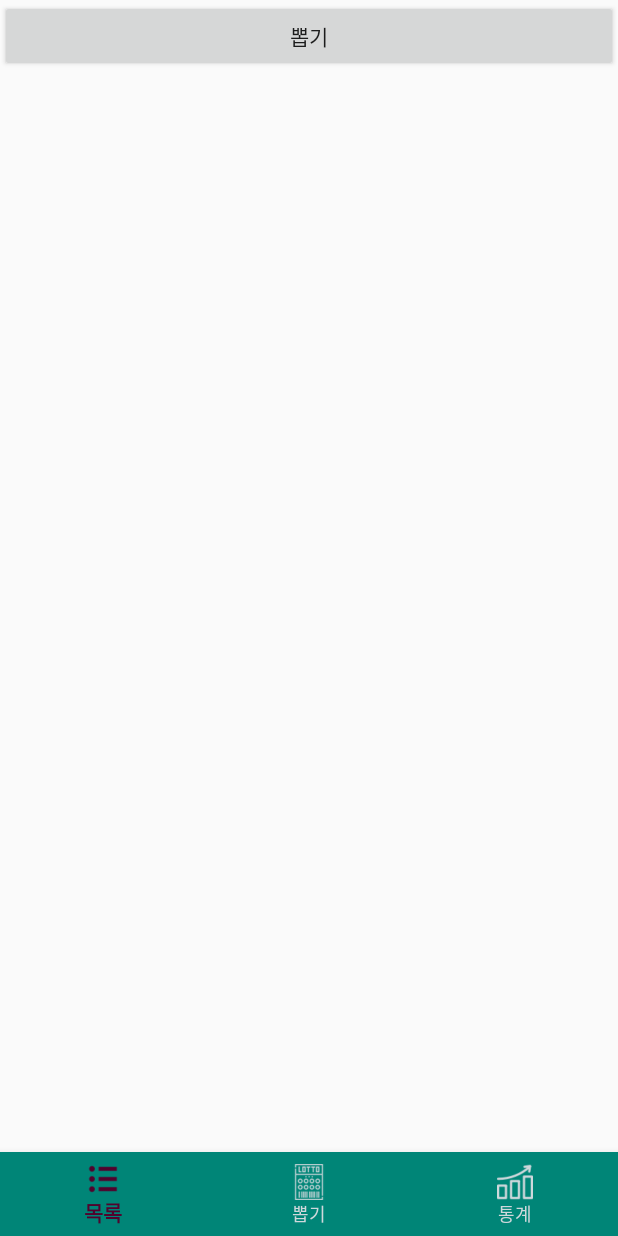
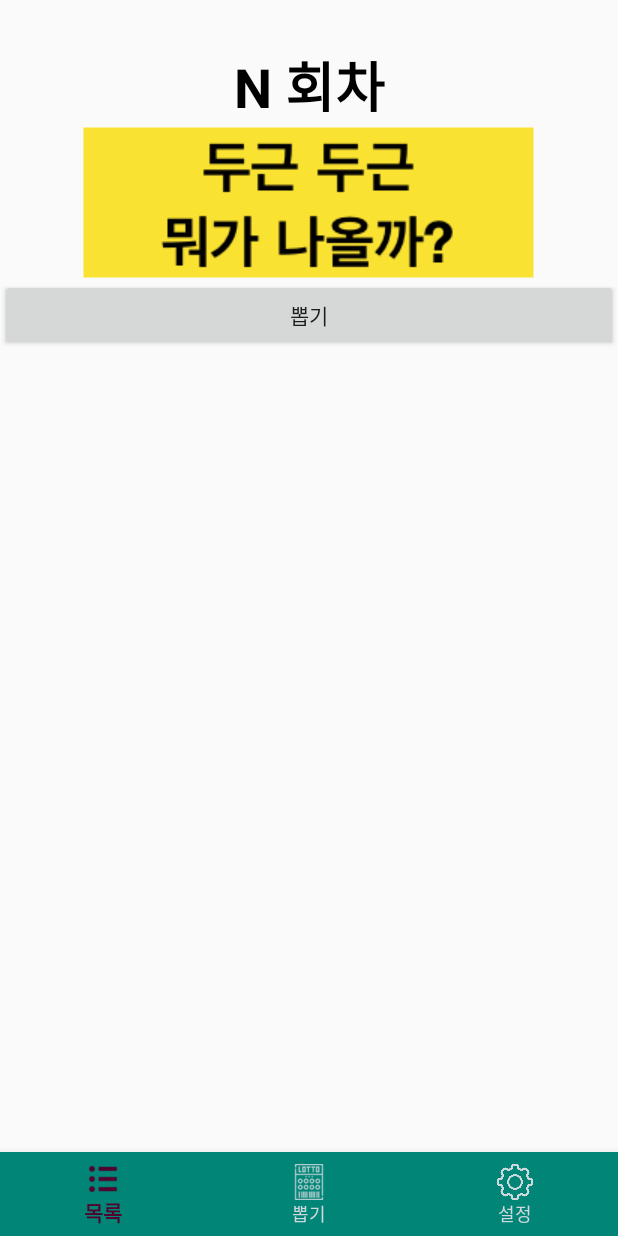
Before and after one commit to hong-pyo/kingLotto, an Android app: the fragment Fragment2 placed in its activity, on a phone screen of 412 x 824 dp. Run offline under Robolectric (Android 15) with nearby library versions, the phone set to English and light mode, and no system bars; our stand-ins replace AdMob; libraries missing offline, so code that uses them is left out: lib.kingja.switchbutton; 2 statements that could not run were skipped.

Commit message:
LottoHelper 및 몇가지 작업.

```diff
--- a/app/src/main/java/hong2/kinglotto/adapter/LottoAdapter.java
+++ b/app/src/main/java/hong2/kinglotto/adapter/LottoAdapter.java
@@ -110,11 +110,7 @@ public class LottoAdapter extends RecyclerView.Adapter<LottoAdapter.ViewHolder>
             winnerDate.setText(item.getWinnerDate().toString());
             if (item.isOverWinnerDay()) {
                 overWinnerDayTextView.setText("당첨 번호");
-                for(int i=0; i<item.getWinnerNumbers().size(); i++) {
-                    ImageView imageView = new ImageView(fragment1WinnerView.getContext());
-                    imageView.setImageBitmap(LottoBallHelper.lottoBall.get(item.getWinnerNumbers().get(i) - 1));
-                    fragment1WinnerView.addView(imageView);
-                }
+                LottoBallHelper.LottoBallSet(fragment1WinnerView, item.getWinnerNumbers(), item.getBonusNumber());
                 bonusNumber.setText(String.valueOf(item.getBonusNumber()));
                 bonusNumber.setVisibility(View.VISIBLE);
             } else {
--- a/app/src/main/java/hong2/kinglotto/adapter/LottoDetailAdapter.java
+++ b/app/src/main/java/hong2/kinglotto/adapter/LottoDetailAdapter.java
@@ -78,11 +78,7 @@ public class LottoDetailAdapter extends RecyclerView.Adapter<LottoDetailAdapter.
         }
 
         public void setItem(LottoDetail lottoDetail) {
-            for (int i=0; i<lottoDetail.getWinnerNumbers().size(); i++) {
-                ImageView imageView = new ImageView(layout.getContext());
-                imageView.setImageBitmap(LottoBallHelper.lottoBall.get(lottoDetail.getWinnerNumbers().get(i) - 1));
-                layout.addView(imageView);
-            }
+            LottoBallHelper.LottoBallSet(layout, lottoDetail.getWinnerNumbers(), 0);
             gradeView.setText(!lottoDetail.isOverWinnerDay() ? "?!?" : lottoDetail.getWinGrade());
         }
     }
--- a/app/src/main/java/hong2/kinglotto/domain/Lotto.java
+++ b/app/src/main/java/hong2/kinglotto/domain/Lotto.java
@@ -14,7 +14,7 @@ public class Lotto implements Serializable {
     private String picture;
     private LocalDate winnerDate;
     private List<Integer> winnerNumbers;
-    private int bonusNumber;
+    private int bonusNumber = 0;
     private String winnerCount;
 
     public Lotto(int id, boolean overWinnerDay, String round, String weather, String picture, LocalDate winnerDate, List<Integer> winnerNumbers, int bonusNumber, String winnerCount) {
--- a/app/src/main/java/hong2/kinglotto/helper/LottoBallHelper.java
+++ b/app/src/main/java/hong2/kinglotto/helper/LottoBallHelper.java
@@ -3,11 +3,15 @@ package hong2.kinglotto.helper;
 import android.content.res.Resources;
 import android.graphics.Bitmap;
 import android.graphics.BitmapFactory;
+import android.widget.ImageView;
+import android.widget.LinearLayout;
 
 import java.util.ArrayList;
+import java.util.List;
 
 public class LottoBallHelper {
     public static ArrayList<Bitmap> lottoBall;
+    public static Bitmap plus;
 
     public static void LottoBall(Resources res, int size) {
         lottoBall = new ArrayList<>();
@@ -17,5 +21,25 @@ public class LottoBallHelper {
             Bitmap bitmap = Bitmap.createScaledBitmap(BitmapFactory.decodeResource(res, tempId) ,size,size, false);
             lottoBall.add(bitmap);
         }
+        int plusId = res.getIdentifier("plus", "drawable", "hong2.kinglotto");
+        Bitmap bitmap = Bitmap.createScaledBitmap(BitmapFactory.decodeResource(res, plusId) ,size,size, false);
+        plus = bitmap;
+    }
+
+    public static void LottoBallSet(LinearLayout linearLayout, List<Integer> lottoBalls, int bonus) {
+        for (int i=0; i<lottoBalls.size(); i++) {
+            ImageView imageView = new ImageView(linearLayout.getContext());
+            imageView.setImageBitmap(lottoBall.get(lottoBalls.get(i) - 1));
+            linearLayout.addView(imageView);
+        }
+
+        if (bonus != 0) {
+            ImageView plusView = new ImageView(linearLayout.getContext());
+            ImageView bonusView = new ImageView(linearLayout.getContext());
+            plusView.setImageBitmap(plus);
+            linearLayout.addView(plusView);
+            bonusView.setImageBitmap(lottoBall.get(bonus - 1));
+            linearLayout.addView(bonusView);
+        }
     }
 }
--- a/app/src/main/res/layout/fragment2.xml
+++ b/app/src/main/res/layout/fragment2.xml
@@ -3,6 +3,24 @@
               android:layout_width="match_parent"
               android:layout_height="match_parent"
               android:orientation="vertical">
+    <TextView
+            android:text="N 회차"
+            android:paddingTop="30dp"
+            android:textSize="36sp"
+            android:textColor="#000000"
+            android:textStyle="bold"
+            android:gravity="center"
+            android:layout_width="match_parent"
+            android:layout_height="wrap_content"/>
+
+    <ImageView
+            android:id="@+id/random_image_view"
+            android:paddingTop="10dp"
+            android:paddingBottom="10dp"
+            android:background="@drawable/random_1"
+            android:layout_gravity="center"
+            android:layout_width="wrap_content"
+            android:layout_height="wrap_content"/>
     <LinearLayout
             android:id="@+id/extractView"
             android:gravity="center"
--- a/app/src/main/res/menu/menu_bottom.xml
+++ b/app/src/main/res/menu/menu_bottom.xml
@@ -15,6 +15,6 @@
             android:id="@+id/tab3"
             app:showAsAction="ifRoom"
             android:enabled="true"
-            android:icon="@drawable/graph_48"
-            android:title="통계" />
+            android:icon="@drawable/settings512"
+            android:title="설정" />
 </menu>
```
Also changed, not shown: app/src/main/java/hong2/kinglotto/menu/Fragment2.java (+7 -8 lines), app/src/main/res/drawable/ring_text_view.xml (deleted, +0 -11 lines), app/src/main/res/drawable/plus.png (added), app/src/main/res/drawable/random_1.png (added), app/src/main/res/drawable/settings512.png (added).
